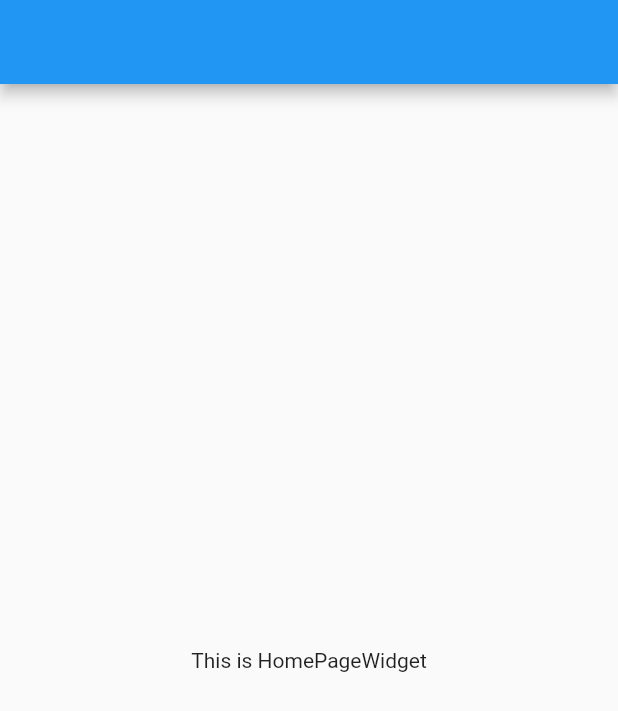
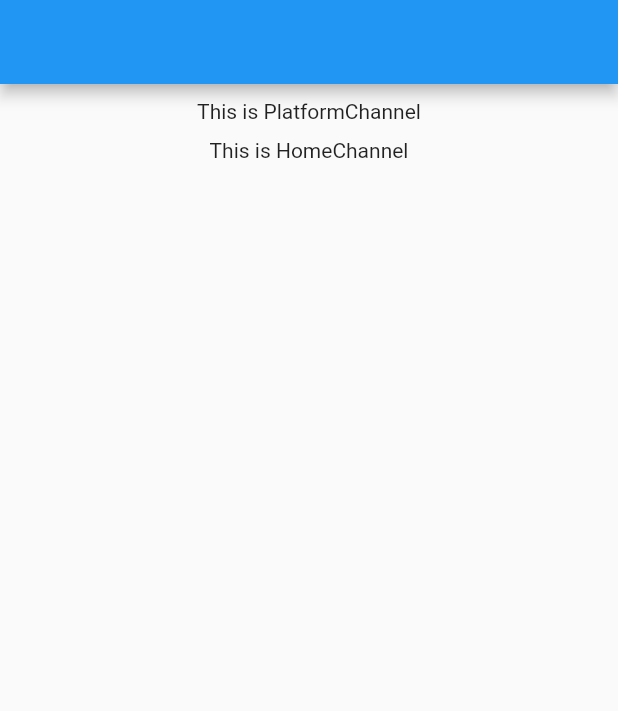
Before and after one commit to XuZengZeng/flutter_module, a Flutter app: the HomePageWidget screen opened directly, on a phone screen of 412 x 824 dp. Shown: the top 711 px of the screen. Run offline on Flutter 3.47's test engine with Material 2 defaults, Android fonts, the phone set to English and light mode, and no system bars.

Commit message:
feat:channel 测试

```diff
--- /dev/null
+++ b/lib/home/home_channel.dart
@@ -0,0 +1,22 @@
+import 'package:flutter/material.dart';
+import 'package:flutter/services.dart';
+
+/// Home  Channel
+class HomeChannel {
+  HomeChannel._internal();
+
+  factory HomeChannel() => _instance;
+
+  static late final HomeChannel _instance = HomeChannel._internal();
+
+  final MethodChannel platform = const MethodChannel("HomePagesChannel");
+
+  /// 展示Toast
+  Future<void> showToast(String msg) async {
+    try {
+      await platform.invokeMethod('getHomeConfig');
+    } on PlatformException catch (e) {
+      debugPrint(e.toString());
+    }
+  }
+}
--- /dev/null
+++ b/lib/home/home_page.dart
@@ -0,0 +1,43 @@
+import 'package:flutter/material.dart';
+import 'package:my_app/common/common_channel.dart';
+
+import '../common/base_material_widget.dart';
+import 'home_channel.dart';
+
+class HomePageWidget extends BaseMaterialWidget {
+  const HomePageWidget({Key? key}) : super(key: key);
+
+  @override
+  Widget home(BuildContext context) {
+    return Scaffold(
+      appBar: AppBar(),
+      body: Center(
+        child: Column(
+          children: [
+            const SizedBox(
+              height: 10,
+            ),
+            // 平台通用Channel
+            GestureDetector(
+              onTap: () {
+                PlatformChannel()
+                    .showToast("PlatformChannel : This is HomePageWidget");
+              },
+              child: const Text("This is PlatformChannel"),
+            ),
+            const SizedBox(
+              height: 10,
+            ),
+            // HomeChannel
+            GestureDetector(
+              onTap: () {
+                HomeChannel().showToast("HomeChannel : This is HomePageWidget");
+              },
+              child: const Text("This is HomeChannel"),
+            )
+          ],
+        ),
+      ),
+    );
+  }
+}
--- a/lib/home_page.dart
+++ /dev/null
@@ -1,23 +0,0 @@
-import 'package:flutter/material.dart';
-import 'package:my_app/common/common_channel.dart';
-
-import 'base_material_widget.dart';
-
-class HomePageWidget extends BaseMaterialWidget {
-  const HomePageWidget({Key? key}) : super(key: key);
-
-  @override
-  Widget home(BuildContext context) {
-    return Scaffold(
-      appBar: AppBar(),
-      body: Center(
-        child: GestureDetector(
-          onTap: () {
-            PlatformChannel().showToast("PlatformChannel : This is HomePageWidget");
-          },
-          child: const Text("This is HomePageWidget"),
-        ),
-      ),
-    );
-  }
-}
--- a/lib/main.dart
+++ b/lib/main.dart
@@ -2,7 +2,7 @@ import 'dart:ui';
 import 'package:flutter/foundation.dart';
 import 'package:flutter/material.dart';
 import 'common/common_channel.dart';
-import 'home_page.dart';
+import 'home/home_page.dart';
 
 void main() => runApp(const MyApp());
 
```
Also changed, not shown: lib/common/base_material_widget.dart (renamed from lib/base_material_widget.dart).
